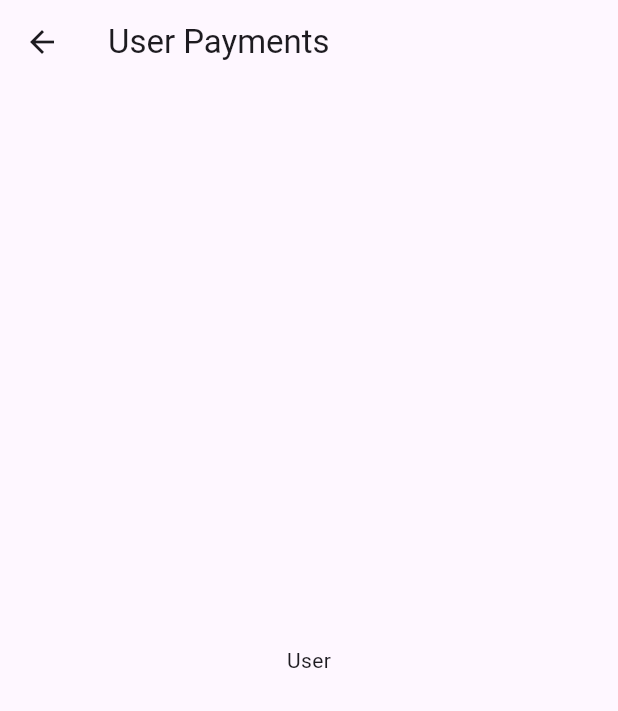
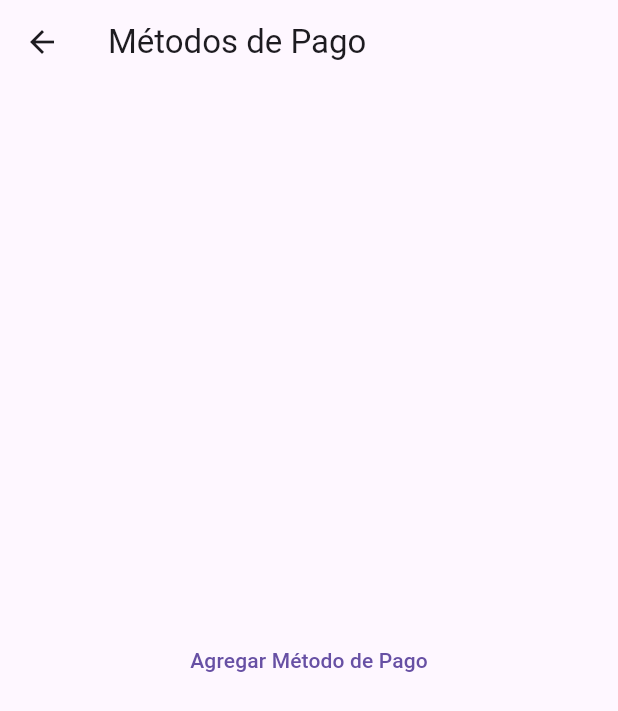
Before and after one commit to JoseRG03/RoomBox, a Flutter app: the UserPayment screen opened directly, on a phone screen of 412 x 824 dp. Shown: the top 711 px of the screen. Run offline on Flutter 3.47's test engine with Material 3 defaults, Android fonts, the phone set to English and light mode, and no system bars; our stand-ins replace carousel_slider.

Commit message:
Basic App Routing Complete

```diff
--- a/lib/pages/app/cart/cart-page.dart
+++ b/lib/pages/app/cart/cart-page.dart
@@ -1,4 +1,5 @@
 import 'package:flutter/material.dart';
+import 'package:room_box_app/pages/app/cart/payment-complete.dart';
 
 class CartPage extends StatelessWidget {
   const CartPage({super.key});
@@ -67,7 +68,10 @@ class CartPage extends StatelessWidget {
                 Align(
                   alignment: Alignment.centerRight,
                   child: MaterialButton(
-                    onPressed: () {},
+                    onPressed: () {
+                      Navigator.of(context).push(MaterialPageRoute(
+                          builder: (context) => const PaymentComplete()));
+                    },
                     color: Colors.yellow,
                     child: Text('Realizar Pago'),
                   ),
--- a/lib/pages/app/home.dart
+++ b/lib/pages/app/home.dart
@@ -1,6 +1,6 @@
 import 'package:flutter/material.dart';
-import 'package:room_box_app/pages/app/user/user-payment.dart';
-import 'package:room_box_app/pages/app/user/user-vouchers.dart';
+import 'package:room_box_app/pages/app/user/payments/user-payment.dart';
+import 'package:room_box_app/pages/app/user/vouchers/user-vouchers.dart';
 
 import 'app-wrapper.dart';
 
--- a/lib/pages/app/store/home-page.dart
+++ b/lib/pages/app/store/home-page.dart
@@ -64,8 +64,8 @@ class TopItemsCarousel extends StatelessWidget {
       options: CarouselOptions(
         height: 400,
       ),
-      items: List<Widget>.generate(10, (int index) {
-        return FeaturedItemCard();
+      items: List<Widget>.generate(5, (int index) {
+        return FeaturedItemCard(itemID: 'D${(index + 1).toString()}',);
       }),
     );
   }
@@ -87,7 +87,7 @@ class ProductList extends StatelessWidget {
               crossAxisCount: 2),
           itemCount: 20,
           itemBuilder: (context, index) {
-            return ItemCard();
+            return ItemCard(itemID: (index + 1).toString(),);
           }),
     );
   }
--- /dev/null
+++ b/lib/pages/app/user/payments/user-payment.dart
@@ -0,0 +1,23 @@
+import 'package:flutter/material.dart';
+import 'package:room_box_app/pages/app/user/payments/add-payment.dart';
+
+class UserPayment extends StatelessWidget {
+  const UserPayment({super.key});
+
+  @override
+  Widget build(BuildContext context) {
+    return Scaffold(
+        appBar: AppBar(
+          title: Text("Métodos de Pago"),
+        ),
+        body: Center(
+          child: TextButton(
+            child: const Text('Agregar Método de Pago'),
+            onPressed: () {
+              Navigator.of(context).push(
+                  MaterialPageRoute(builder: (context) => const AddPayment()));
+            },
+          ),
+        ));
+  }
+}
--- a/lib/pages/app/user/user-payment.dart
+++ /dev/null
@@ -1,16 +0,0 @@
-import 'package:flutter/material.dart';
-
-class UserPayment extends StatelessWidget {
-  const UserPayment({super.key});
-
-  @override
-  Widget build(BuildContext context) {
-    return Scaffold(
-        appBar: AppBar(
-          title: Text("User Payments"),
-        ),
-        body: const Center(
-          child: Text('User'),
-        ));
-  }
-}
--- a/lib/pages/app/user/user-vouchers.dart
+++ /dev/null
@@ -1,16 +0,0 @@
-import 'package:flutter/material.dart';
-
-class UserVouchers extends StatelessWidget {
-  const UserVouchers({super.key});
-
-  @override
-  Widget build(BuildContext context) {
-    return Scaffold(
-        appBar: AppBar(
-          title: Text("User Vouchers"),
-        ),
-        body: const Center(
-          child: Text('User'),
-        ));
-  }
-}
```
Also changed, not shown: lib/components/featured-items-card.dart (+8 -3 lines), lib/components/item-card.dart (+16 -7 lines), lib/pages/app/cart/payment-complete.dart (added, +36 -0 lines), lib/pages/app/store/item-description.dart (added, +18 -0 lines), lib/pages/app/user/payments/add-payment.dart (added, +16 -0 lines), lib/pages/app/user/vouchers/user-vouchers.dart (added, +23 -0 lines), lib/pages/app/user/vouchers/voucher-details.dart (added, +18 -0 lines).
